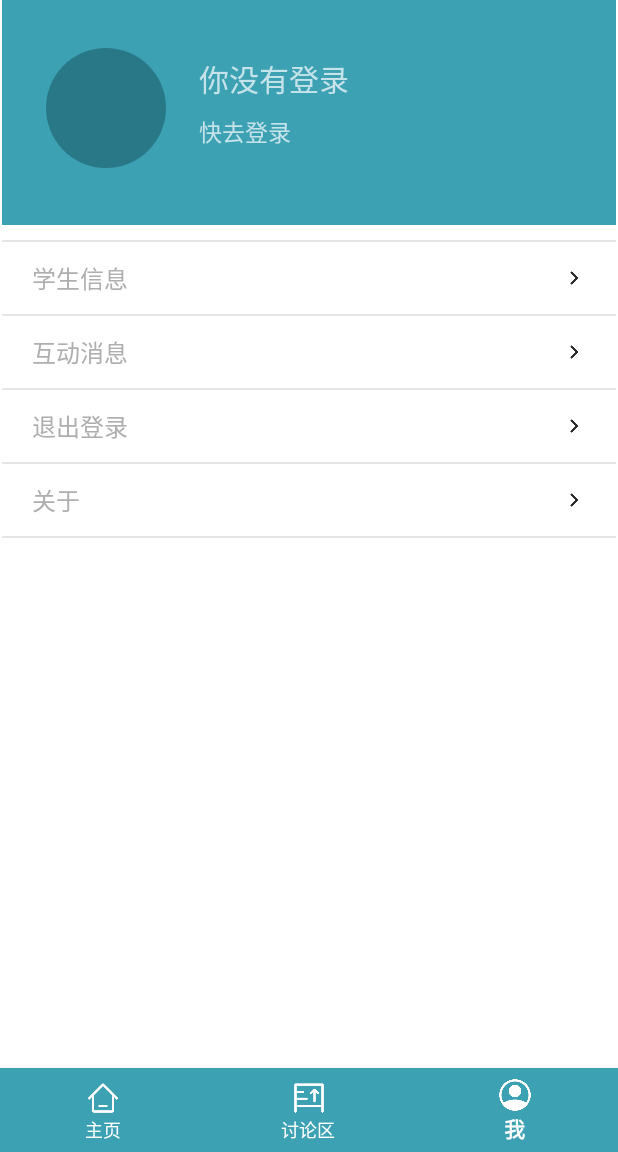
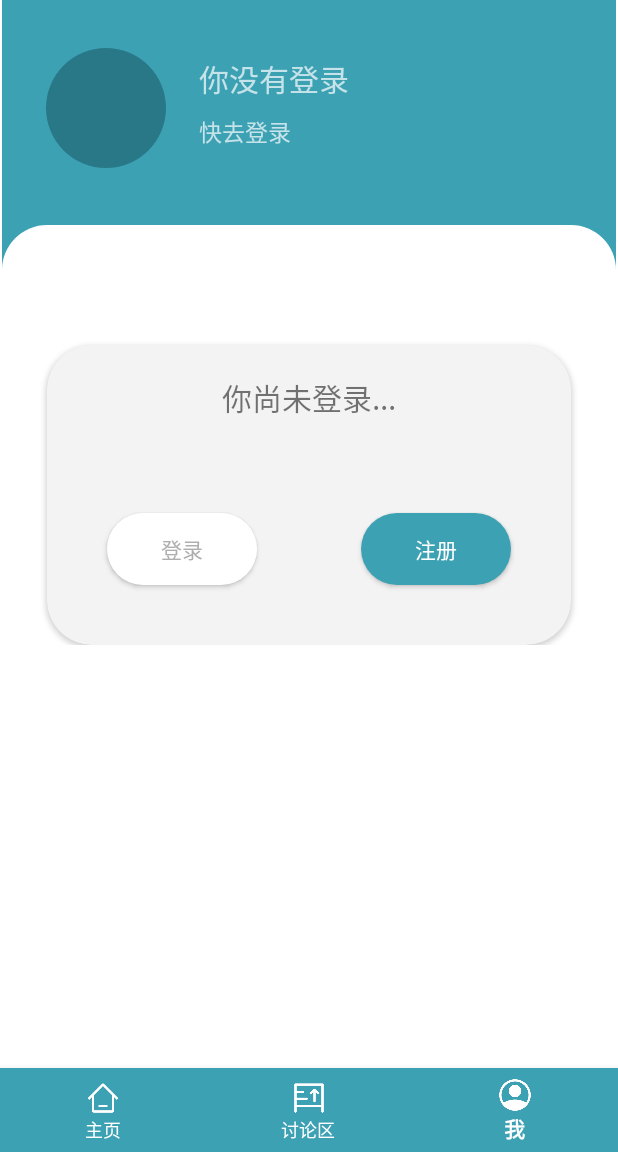
Before and after one commit to bilimited/TodaySchedule, an Android app: the screen it shows after launch (MainActivity), item 3 of the bottom bar chosen, on a phone screen of 412 x 824 dp, the part 84-1236 px from its top. Run offline under Robolectric (Android 15) with nearby library versions, the phone set to English and light mode, and no system bars; 4 statements that could not run were skipped.

Commit message:
修复了一堆bug，并添加了更多bug

```diff
--- a/app/src/main/java/com/example/todayschedule/MainActivity.java
+++ b/app/src/main/java/com/example/todayschedule/MainActivity.java
@@ -6,6 +6,7 @@ import androidx.appcompat.app.ActionBarDrawerToggle;
 import androidx.appcompat.app.AlertDialog;
 import androidx.appcompat.app.AppCompatActivity;
 import androidx.appcompat.widget.Toolbar;
+import androidx.constraintlayout.widget.ConstraintLayout;
 import androidx.drawerlayout.widget.DrawerLayout;
 import androidx.fragment.app.Fragment;
 
@@ -89,9 +90,9 @@ public class MainActivity extends AppCompatActivity {
         drawerLayout.addDrawerListener(mActionBarDrawerToggle);
         mActionBarDrawerToggle.syncState();
 
-        LinearLayout nav_header = (LinearLayout) navigationView.getHeaderView(0);
-        nav_title = (TextView) nav_header.getChildAt(0);
-        nav_subtitle = (TextView) nav_header.getChildAt(1);
+        ConstraintLayout nav_header = (ConstraintLayout) navigationView.getHeaderView(0);
+        nav_title = (TextView) nav_header.findViewById(R.id.nav_title);
+        nav_subtitle = (TextView) nav_header.findViewById(R.id.nav_subtitle);
 
 
         navigationView.setNavigationItemSelectedListener(new NavigationView.OnNavigationItemSelectedListener() {
@@ -108,7 +109,7 @@ public class MainActivity extends AppCompatActivity {
                         break;
                     }
                     case R.id.use_license:{
-                        Intent intent = new Intent(MainActivity.this,SettingActivity.class);
+                        Intent intent = new Intent(MainActivity.this,AgreementActivity.class);
                         startActivity(intent);
                         break;
                     }
@@ -181,9 +182,13 @@ public class MainActivity extends AppCompatActivity {
 
         if(nowFragment>2||nowFragment<0){
             nowFragment=0;
+        }else if(nowFragment==2){
+            getSupportFragmentManager().beginTransaction().replace(R.id.main_container,new PersonalCenterFragment()).commit();
         }
         getSupportFragmentManager().beginTransaction().replace(R.id.main_container,mFragments[nowFragment]).commit();
     }
+
+
 
     //底部菜单选中事件
     private void onTabItemSelected(int id){
--- a/app/src/main/java/com/example/todayschedule/fragments/EditCommentFragment.java
+++ b/app/src/main/java/com/example/todayschedule/fragments/EditCommentFragment.java
@@ -89,6 +89,7 @@ public class EditCommentFragment extends BottomSheetDialogFragment {
 
                             Post temp = new Post(post.getObjectId());
                             temp.setComments(post.getComments()+1);
+                            temp.setLikes(post.getLikes());
                             post.setComments(post.getComments()+1);
                             temp.update(new UpdateListener() {
                                 @Override
--- a/app/src/main/java/com/example/todayschedule/fragments/ForumFragment.java
+++ b/app/src/main/java/com/example/todayschedule/fragments/ForumFragment.java
@@ -184,6 +184,7 @@ public class ForumFragment extends Fragment {
                     User_Info user_info = list.get(0);
                     Base64Coder.LoadProtrait(getActivity(),user_info.getPortraitID(),portrait);
                     userinfo.setText(user_info.getUniversity());
+                    username.setText(user_info.getNickName());
                 }
             }
         });
@@ -197,6 +198,7 @@ public class ForumFragment extends Fragment {
     public void like(Post post){
         Post temp = new Post(post.getObjectId());
         temp.setLikes(post.getLikes()+1);
+        temp.setComments(post.getComments());
         post.setLikes(post.getLikes()+1);
         temp.update(new UpdateListener() {
             @Override
--- a/app/src/main/java/com/example/todayschedule/fragments/PersonalCenterFragment.java
+++ b/app/src/main/java/com/example/todayschedule/fragments/PersonalCenterFragment.java
@@ -2,14 +2,22 @@ package com.example.todayschedule.fragments;
 
 import android.content.DialogInterface;
 import android.content.Intent;
+import android.graphics.drawable.Drawable;
 import android.os.Bundle;
 
+import androidx.annotation.DrawableRes;
 import androidx.appcompat.app.AlertDialog;
 import androidx.fragment.app.Fragment;
+import androidx.fragment.app.FragmentManager;
 
 import android.view.LayoutInflater;
+import android.view.Menu;
+import android.view.MenuInflater;
 import android.view.View;
 import android.view.ViewGroup;
+import android.widget.Button;
+import android.widget.ImageView;
+import android.widget.LinearLayout;
 import android.widget.RelativeLayout;
 import android.widget.TextView;
 import android.widget.Toast;
@@ -18,7 +26,16 @@ import com.example.todayschedule.AboutActivity;
 import com.example.todayschedule.LoginActivity;
 import com.example.todayschedule.MainActivity;
 import com.example.todayschedule.R;
+import com.example.todayschedule.RegisterActivity;
+import com.example.todayschedule.SettingActivity;
 import com.example.todayschedule.TodaySchedule;
+import com.example.todayschedule.bean.User_Info;
+import com.example.todayschedule.tool.Base64Coder;
+
+import java.util.List;
+
+import cn.bmob.v3.exception.BmobException;
+import cn.bmob.v3.listener.FindListener;
 
 /**
  * A simple {@link Fragment} subclass.
@@ -74,36 +91,29 @@ public class PersonalCenterFragment extends Fragment {
                              Bundle savedInstanceState) {
         // Inflate the layout for this fragment
         theview = inflater.inflate(R.layout.fragment_personal_center, container, false);
+        return theview;
+    }
+
+    @Override
+    public void onStart() {
+        super.onStart();
         init();
-        return theview;
     }
 
     private void init(){
         TextView userid = theview.findViewById(R.id.userid);
         TextView info = theview.findViewById(R.id.desc);
-        if(TodaySchedule.isLogged()){
-            userid.setText(TodaySchedule.LoggedAccount);
-            info.setText("");
-        }else {
-            userid.setText("你没有登录");
-            info.setText("快去登录");
-        }
-
+        ImageView imageView = theview.findViewById(R.id.pc_portrait);
+        LinearLayout container = theview.findViewById(R.id.container);
         RelativeLayout btn1 = theview.findViewById(R.id.btn1);
-        RelativeLayout btn2 = theview.findViewById(R.id.btn2);
         RelativeLayout btn3 = theview.findViewById(R.id.btn3);
         RelativeLayout btn4 = theview.findViewById(R.id.btn4);
 
         btn1.setOnClickListener(new View.OnClickListener() {
             @Override
             public void onClick(View view) {
-
-            }
-        });
-        btn2.setOnClickListener(new View.OnClickListener() {
-            @Override
-            public void onClick(View view) {
-
+                Intent intent = new Intent(getActivity(), SettingActivity.class);
+                startActivity(intent);
             }
         });
 
@@ -144,6 +154,54 @@ public class PersonalCenterFragment extends Fragment {
                 startActivity(intent);
             }
         });
+        final View v = LayoutInflater.from(getContext()).inflate(R.layout.card_login_or_register, null);
+        Button btnl = v.findViewById(R.id.btn_login);
+        Button btnr = v.findViewById(R.id.btn_register);
+        btnl.setOnClickListener(new View.OnClickListener() {
+            @Override
+            public void onClick(View v) {
+                Intent intent = new Intent(getActivity(),LoginActivity.class);
+                startActivity(intent);
+            }
+        });
+
+        btnr.setOnClickListener(new View.OnClickListener() {
+            @Override
+            public void onClick(View v) {
+                Intent intent = new Intent(getActivity(), RegisterActivity.class);
+                startActivity(intent);
+            }
+        });
+        container.addView(v);
+        if(TodaySchedule.isLogged()){
+            for(int i = 0;i<container.getChildCount();i++){
+                container.getChildAt(i).setVisibility(View.VISIBLE);
+            }
+            v.setVisibility(imageView.GONE);
+            User_Info.findUserInfo(TodaySchedule.UserID, new FindListener<User_Info>() {
+                @Override
+                public void done(List<User_Info> list, BmobException e) {
+                    if(e==null&&!list.isEmpty()){
+                        User_Info user_info = list.get(0);
+                        userid.setText(user_info.getNickName());
+                        info.setText("id:"+TodaySchedule.LoggedAccount);
+                        Base64Coder.LoadProtrait(getActivity(),user_info.getPortraitID(),imageView);
+                    }
+
+                }
+            });
+        }else {
+            for(int i = 0;i<container.getChildCount();i++){
+                container.getChildAt(i).setVisibility(View.GONE);
+            }
+            v.setVisibility(View.VISIBLE);
+            userid.setText("你没有登录");
+            info.setText("快去登录");
+
+
+        }
+
+
     }
 
 }
--- a/app/src/main/res/layout/activity_post.xml
+++ b/app/src/main/res/layout/activity_post.xml
@@ -30,6 +30,7 @@
 
                 <com.google.android.material.imageview.ShapeableImageView
                     android:id="@+id/portrait"
+                    android:scaleType="centerCrop"
                     android:layout_width="48dp"
                     android:layout_height="48dp"
                     android:layout_marginLeft="15dp"
--- /dev/null
+++ b/app/src/main/res/layout/card_login_or_register.xml
@@ -0,0 +1,62 @@
+<?xml version="1.0" encoding="utf-8"?>
+<LinearLayout xmlns:android="http://schemas.android.com/apk/res/android"
+    xmlns:app="http://schemas.android.com/apk/res-auto"
+    android:orientation="vertical"
+    android:layout_width="match_parent"
+    android:layout_height="match_parent"
+    android:theme="@style/AppThemeLight"
+    android:background="@color/white">
+
+    <androidx.cardview.widget.CardView
+        android:layout_width="match_parent"
+        android:layout_height="200dp"
+        android:layout_marginRight="30dp"
+        android:layout_marginLeft="30dp"
+        android:layout_marginTop="50dp"
+        android:backgroundTint="@color/very_light_gray"
+        app:cardCornerRadius="30dp">
+        <androidx.constraintlayout.widget.ConstraintLayout
+            android:layout_width="match_parent"
+            android:layout_height="match_parent">
+
+            <TextView
+                android:layout_width="wrap_content"
+                android:layout_height="wrap_content"
+                android:text="你尚未登录..."
+                android:layout_marginTop="20dp"
+                android:textSize="20dp"
+                app:layout_constraintTop_toTopOf="parent"
+                app:layout_constraintEnd_toEndOf="parent"
+                app:layout_constraintStart_toStartOf="parent" />
+
+            <Button
+                android:id="@+id/btn_login"
+                android:layout_width="100dp"
+                android:layout_height="wrap_content"
+                android:layout_marginLeft="40dp"
+                android:layout_marginBottom="40dp"
+                android:background="@drawable/button_bg"
+                android:backgroundTint="@color/white"
+                android:text="登录"
+                android:textColor="@color/text_gray"
+                app:layout_constraintBottom_toBottomOf="parent"
+                app:layout_constraintStart_toStartOf="parent" />
+
+            <Button
+                android:id="@+id/btn_register"
+                android:layout_width="100dp"
+                android:layout_height="wrap_content"
+                android:layout_marginRight="40dp"
+                android:layout_marginBottom="40dp"
+                android:background="@drawable/button_bg"
+                android:backgroundTint="@color/colorPrimary"
+                android:text="注册"
+                android:textColor="@color/white"
+                app:layout_constraintBottom_toBottomOf="parent"
+                app:layout_constraintEnd_toEndOf="parent" />
+
+        </androidx.constraintlayout.widget.ConstraintLayout>
+
+    </androidx.cardview.widget.CardView>
+
+</LinearLayout>
--- a/app/src/main/res/layout/card_post.xml
+++ b/app/src/main/res/layout/card_post.xml
@@ -13,6 +13,7 @@
         android:layout_marginLeft="15dp"
         android:layout_marginTop="15dp"
         app:shapeAppearance="@style/CircleStyle"
+        android:scaleType="centerCrop"
         android:src="@color/colorPrimary"
         app:layout_constraintStart_toStartOf="parent"
         app:layout_constraintTop_toTopOf="parent" />
--- a/app/src/main/res/layout/fragment_personal_center.xml
+++ b/app/src/main/res/layout/fragment_personal_center.xml
@@ -1,32 +1,33 @@
 <?xml version="1.0" encoding="utf-8"?>
-<RelativeLayout xmlns:android="http://schemas.android.com/apk/res/android"
+<androidx.constraintlayout.widget.ConstraintLayout xmlns:android="http://schemas.android.com/apk/res/android"
     xmlns:app="http://schemas.android.com/apk/res-auto"
     xmlns:tools="http://schemas.android.com/tools"
     android:layout_width="match_parent"
     android:layout_height="match_parent"
-    android:background="@color/white"
-    android:orientation="vertical">
+    android:background="@color/white">
 
     <androidx.appcompat.widget.Toolbar
         android:id="@+id/toolbar"
         android:layout_width="match_parent"
-        android:layout_height="150dp"
+        android:layout_height="180dp"
         android:layout_alignParentTop="true"
         android:background="@color/colorPrimary"
-        ></androidx.appcompat.widget.Toolbar>
+        tools:ignore="MissingConstraints"></androidx.appcompat.widget.Toolbar>
 
     <androidx.constraintlayout.widget.ConstraintLayout
         android:id="@+id/card"
         android:layout_width="match_parent"
         android:layout_height="180dp"
         android:layout_alignParentStart="true"
-        android:layout_marginStart="0dp">
+        android:layout_marginStart="0dp"
+        app:layout_constraintTop_toTopOf="@id/toolbar"
+        >
 
         <com.google.android.material.imageview.ShapeableImageView
             android:id="@+id/pc_portrait"
             android:layout_width="80dp"
             android:layout_height="80dp"
-
+            android:scaleType="centerCrop"
             android:layout_marginTop="32dp"
             android:layout_marginBottom="68dp"
             android:src="@color/colorAccent"
@@ -67,22 +68,28 @@
 
     </androidx.constraintlayout.widget.ConstraintLayout>
 
-
+    <LinearLayout
+        android:id="@+id/linearLayout"
+        android:layout_width="match_parent"
+        android:layout_height="30dp"
+        android:layout_marginTop="-30dp"
+        android:background="@drawable/vie_b"
+        app:layout_constraintEnd_toEndOf="parent"
+        app:layout_constraintStart_toStartOf="parent"
+        app:layout_constraintTop_toBottomOf="@+id/card"
+        android:orientation="horizontal" />
 
     <LinearLayout
+        android:id="@+id/container"
         android:layout_width="match_parent"
         android:layout_height="wrap_content"
         android:layout_below="@id/toolbar"
-        android:layout_marginTop="10dp"
-        android:layout_marginBottom="30dp"
 
-        android:orientation="vertical">
+        android:orientation="vertical"
+        app:layout_constraintEnd_toEndOf="parent"
+        app:layout_constraintStart_toStartOf="parent"
+        app:layout_constraintTop_toBottomOf="@+id/linearLayout">
 
-
-        <LinearLayout
-            android:layout_width="match_parent"
-            android:layout_height="1dp"
-            android:background="#1A000000" />
 
         <RelativeLayout
             android:id="@+id/btn1"
@@ -92,11 +99,18 @@
             android:layout_marginBottom="12dp"
             android:clickable="true">
 
+            <ImageView
+                android:layout_width="28dp"
+                android:layout_height="28dp"
+                android:layout_marginLeft="20dp"
+                android:src="@drawable/user_circle"
+                app:tint="@color/nav_menu_icon" />
+
             <TextView
                 android:layout_width="wrap_content"
                 android:layout_height="wrap_content"
                 android:layout_centerVertical="true"
-                android:layout_marginLeft="20dp"
+                android:layout_marginLeft="60dp"
                 android:text="学生信息"
                 android:textColor="@color/text_gray"
                 android:textSize="16sp" />
@@ -112,39 +126,7 @@
                 />
 
         </RelativeLayout>
-        <LinearLayout
-            android:layout_width="match_parent"
-            android:layout_height="1dp"
-            android:background="#1A000000" />
 
-        <RelativeLayout
-            android:id="@+id/btn2"
-            android:layout_width="match_parent"
-            android:layout_height="wrap_content"
-            android:layout_marginTop="12dp"
-            android:layout_marginBottom="12dp"
-            android:clickable="true">
-
-            <TextView
-                android:layout_width="wrap_content"
-                android:layout_height="wrap_content"
-                android:layout_centerVertical="true"
-                android:layout_marginLeft="20dp"
-                android:text="互动消息"
-                android:textColor="@color/text_gray"
-                android:textSize="16sp" />
-
-            <ImageView
-                android:layout_width="16dp"
-                android:layout_height="16dp"
-                android:layout_alignParentRight="true"
-                android:layout_centerVertical="true"
-                android:layout_marginRight="20dp"
-                android:src="@drawable/chevron_right"
-
-                />
-
-        </RelativeLayout>
         <LinearLayout
             android:layout_width="match_parent"
             android:layout_height="1dp"
@@ -158,11 +140,18 @@
             android:layout_marginBottom="12dp"
             android:clickable="true">
 
+            <ImageView
+                android:layout_width="28dp"
+                android:layout_height="28dp"
+                android:layout_marginLeft="20dp"
+                android:src="@drawable/accessible_icon"
+                app:tint="@color/nav_menu_icon" />
+
             <TextView
                 android:layout_width="wrap_content"
                 android:layout_height="wrap_content"
                 android:layout_centerVertical="true"
-                android:layout_marginLeft="20dp"
+                android:layout_marginLeft="60dp"
                 android:text="退出登录"
                 android:textColor="@color/text_gray"
                 android:textSize="16sp" />
@@ -178,6 +167,7 @@
                 />
 
         </RelativeLayout>
+
         <LinearLayout
             android:layout_width="match_parent"
             android:layout_height="1dp"
@@ -191,11 +181,18 @@
             android:layout_marginBottom="12dp"
             android:clickable="true">
 
+            <ImageView
+                android:layout_width="28dp"
+                android:layout_height="28dp"
+                android:layout_marginLeft="20dp"
+                android:src="@drawable/info_circle"
+                app:tint="@color/nav_menu_icon" />
+
             <TextView
                 android:layout_width="wrap_content"
                 android:layout_height="wrap_content"
                 android:layout_centerVertical="true"
-                android:layout_marginLeft="20dp"
+                android:layout_marginLeft="60dp"
                 android:text="关于"
                 android:textColor="@color/text_gray"
                 android:textSize="16sp" />
@@ -211,12 +208,15 @@
                 />
 
         </RelativeLayout>
+
         <LinearLayout
             android:layout_width="match_parent"
             android:layout_height="1dp"
             android:background="#1A000000" />
-
+        <Space
+            android:layout_width="match_parent"
+            android:layout_height="300dp"/>
 
     </LinearLayout>
 
-</RelativeLayout>
+</androidx.constraintlayout.widget.ConstraintLayout>
```
Also changed, not shown: app/src/main/java/com/example/todayschedule/PostActivity.java (+6 -2 lines), app/src/main/java/com/example/todayschedule/ScheduleActivity.java (+4 -3 lines), app/src/main/java/com/example/todayschedule/SettingActivity.java (+32 -10 lines), app/src/main/java/com/example/todayschedule/TodaySchedule.java (+34 -0 lines), app/src/main/res/layout/activity_setting.xml (+17 -27 lines), app/src/main/res/layout/card_comment.xml (+10 -1 lines), app/src/main/res/layout/card_option.xml (added, +48 -0 lines), app/src/main/res/layout/nav_header.xml (+24 -9 lines), app/src/main/res/menu/personal_center.xml (added, +8 -0 lines).
